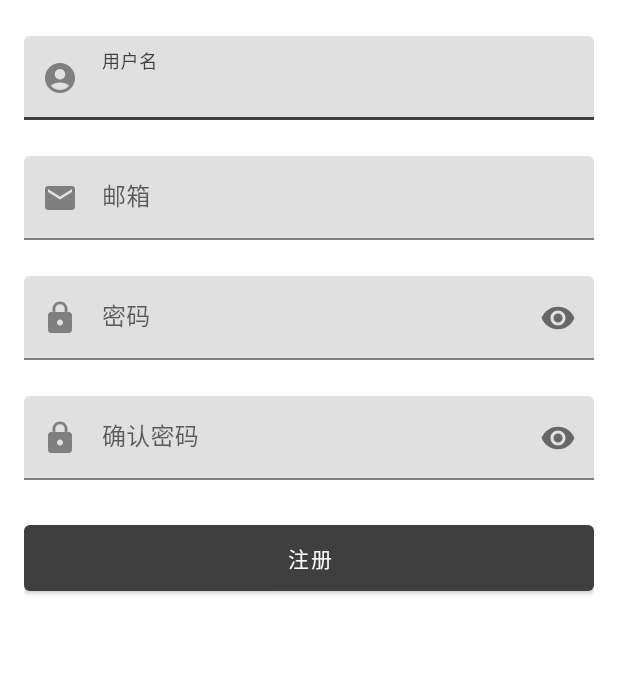
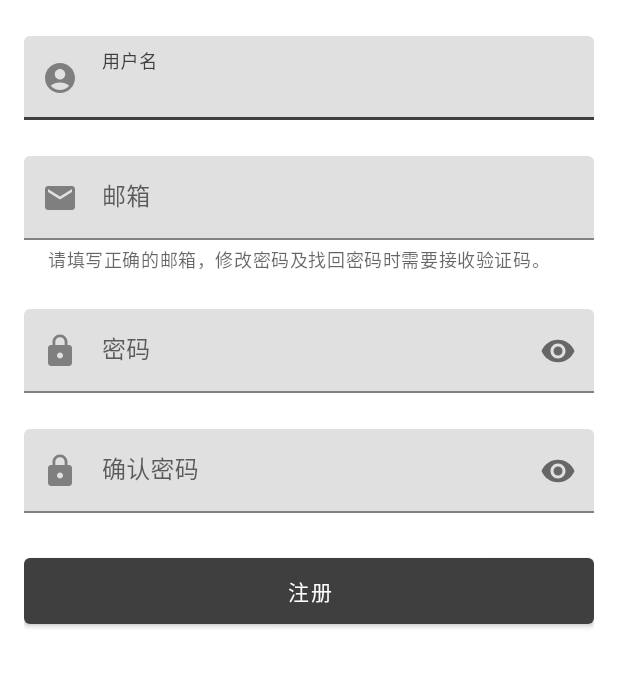
Before and after one commit to BlackAceTeam/BlackAce, an Android app: the layout fragment_register.xml on its own in the app's theme, with its tools: preview values and no code run, on a phone screen of 412 x 824 dp, the part 168-856 px from its top. Run offline under Robolectric (Android 15) with nearby library versions, the phone set to English and light mode, and no system bars.

Commit message:
fix register bug

```diff
--- a/app/src/main/java/com/blackace/app/ui/account/RegisterFragment.kt
+++ b/app/src/main/java/com/blackace/app/ui/account/RegisterFragment.kt
@@ -54,9 +54,11 @@ class RegisterFragment : BaseFragment(R.layout.fragment_register) {
 
     private fun initEdit() {
         binding.layoutUsername.autoClearError()
-        binding.layoutEmail.autoClearError()
         binding.layoutPassword.autoClearError()
         binding.layoutConfirm.autoClearError()
+        binding.layoutEmail.autoClearError {
+            binding.layoutEmail.helperText = getString(R.string.register_email_hint)
+        }
     }
 
 
--- a/app/src/main/java/com/blackace/util/ext/TextInputLayoutExt.kt
+++ b/app/src/main/java/com/blackace/util/ext/TextInputLayoutExt.kt
@@ -2,6 +2,7 @@ package com.blackace.util.ext
 
 import android.text.Editable
 import android.widget.EditText
+import android.widget.FrameLayout
 import androidx.core.widget.addTextChangedListener
 import com.google.android.material.textfield.TextInputLayout
 
@@ -12,7 +13,8 @@ import com.google.android.material.textfield.TextInputLayout
  */
 
 fun TextInputLayout.autoClearError(block: ((Editable?) -> Unit)? = null) {
-    val editText = getChildAt(0)
+    val frameLayout = getChildAt(0) as FrameLayout
+    val editText = frameLayout.getChildAt(0)
     if (editText !is EditText) {
         return
     }
--- a/app/src/main/res/layout/fragment_register.xml
+++ b/app/src/main/res/layout/fragment_register.xml
@@ -39,6 +39,7 @@
         android:layout_height="wrap_content"
         android:layout_marginTop="24dp"
         android:hint="@string/email"
+        app:helperText="@string/register_email_hint"
         app:layout_constraintTop_toBottomOf="@id/layoutUsername"
         app:startIconDrawable="@drawable/ic_email">
 
--- a/app/src/main/res/values/strings.xml
+++ b/app/src/main/res/values/strings.xml
@@ -30,6 +30,7 @@
     <string name="password">密码</string>
     <string name="confirm_pass">确认密码</string>
     <string name="email">邮箱</string>
+    <string name="register_email_hint">请填写正确的邮箱，修改密码及找回密码时需要接收验证码。</string>
     <string name="forget_password">忘记密码</string>
     <string name="password_must_6">密码至少为6位</string>
     <string name="verify_must_6">验证码应为6位纯数字</string>
```
